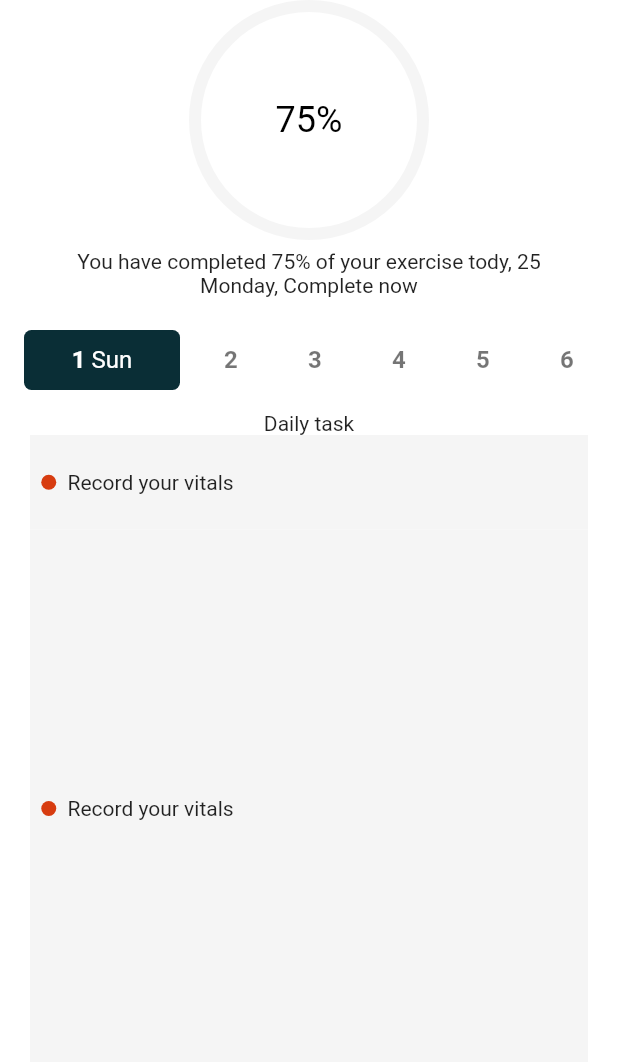
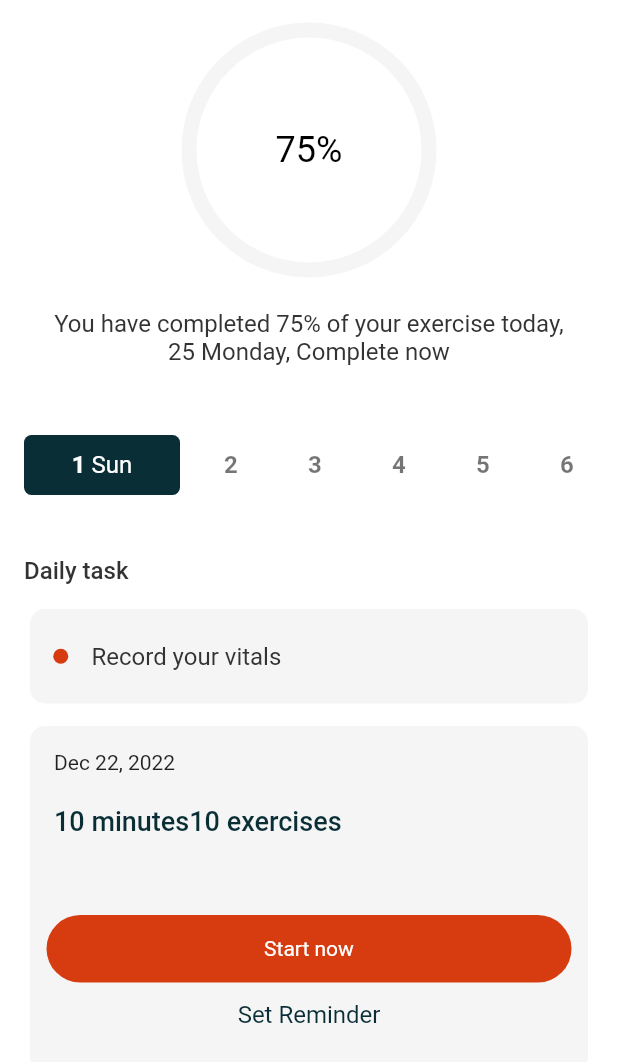
Before and after one commit to oluwajueda/getfitt, a Flutter app: the Home screen opened directly, on a phone screen of 412 x 824 dp. Shown: the top 1062 px of the screen. Run offline on Flutter 3.47's test engine with Material 2 defaults, Android fonts, the phone set to English and light mode, and no system bars; drawn by our look-alikes of percent_indicator; our stand-ins replace cloud_firestore, firebase_auth, firebase_core, flutter_bloc; accounts and stored records are empty.

Commit message:
create and continue homescreen

```diff
--- a/lib/main.dart
+++ b/lib/main.dart
@@ -14,6 +14,7 @@ import 'package:getfitts/screens/SignUp.dart';
 import 'package:getfitts/screens/VerifyEmail.dart';
 import 'package:getfitts/screens/VerifyPhone.dart';
 import 'package:firebase_core/firebase_core.dart';
+import 'package:getfitts/screens/Vitals.dart';
 import 'package:getfitts/utils/application_state.dart';
 import 'firebase_options.dart';
 import 'package:provider/provider.dart';
@@ -108,7 +109,7 @@ class MyApp extends StatelessWidget {
           ),
           // ignore: prefer_const_literals_to_create_immutables
           body: TabBarView(children: [
-            Home(),
+            Vitals(),
             Home(),
             Home(),
             Home(),
--- a/lib/screens/Home.dart
+++ b/lib/screens/Home.dart
@@ -18,6 +18,10 @@ class _HomeState extends State<Home> {
   DateTime now = DateTime.now();
   late DateTime lastDayOfMonth;
 
+  DateTime today = DateTime.now();
+
+  late var dateNow = DateFormat.yMMMd().format(today);
+
   @override
   void initState() {
     super.initState();
@@ -28,15 +32,20 @@ class _HomeState extends State<Home> {
   Widget build(BuildContext context) {
     return Scaffold(
       backgroundColor: Colors.white,
-      body: Column(
+      body: SingleChildScrollView(
+        scrollDirection: Axis.vertical,
+        child: Column(
           children: [
+            SizedBox(
+              height: 15,
+            ),
             CircularPercentIndicator(
-            radius: 80.0,
+              radius: 85.0,
               circularStrokeCap: CircularStrokeCap.round,
               percent: 0.0 / 100,
               animation: true,
               animateFromLastPercent: true,
-            lineWidth: 8.0,
+              lineWidth: 10.0,
               backgroundColor: Color.fromRGBO(245, 245, 245, 1),
               progressColor: Color.fromRGBO(215, 60, 16, 1),
               center: Text(
@@ -44,15 +53,20 @@ class _HomeState extends State<Home> {
                 style: TextStyle(color: Colors.black, fontSize: 24),
               ),
             ),
+            SizedBox(
+              height: 15,
+            ),
             Padding(
-            padding: const EdgeInsets.fromLTRB(50, 6, 50, 6),
+              padding: const EdgeInsets.fromLTRB(35, 6, 35, 6),
               child: Text(
-              'You have completed 75% of your exercise tody, 25 Monday, Complete now',
+                'You have completed 75% of your exercise today, 25 Monday, Complete now',
                 textAlign: TextAlign.center,
+                style: TextStyle(
+                    color: Color.fromRGBO(51, 51, 51, 1), fontSize: 16),
               ),
             ),
             SizedBox(
-            height: 16,
+              height: 40,
             ),
             SingleChildScrollView(
               scrollDirection: Axis.horizontal,
@@ -63,8 +77,8 @@ class _HomeState extends State<Home> {
                       lastDayOfMonth.add(Duration(days: index + 1));
                   final dayName = DateFormat('E').format(currentDate);
                   return Padding(
-                  padding:
-                      EdgeInsets.only(left: index == 0 ? 16.0 : 0.0, right: 16),
+                    padding: EdgeInsets.only(
+                        left: index == 0 ? 16.0 : 0.0, right: 16),
                     child: GestureDetector(
                       onTap: () => setState(() {
                         selectedIndex = index;
@@ -127,13 +141,31 @@ class _HomeState extends State<Home> {
               ),
             ),
             SizedBox(
-            height: 14,
+              height: 25,
             ),
-          Text("Daily task"),
+            Align(
+              alignment: Alignment.topLeft,
+              child: Padding(
+                padding: const EdgeInsets.all(16.0),
+                child: Text(
+                  "Daily task",
+                  style: TextStyle(
+                      fontSize: 16,
+                      fontWeight: FontWeight.w500,
+                      color: Color.fromRGBO(51, 51, 51, 1)),
+                  textAlign: TextAlign.left,
+                ),
+              ),
+            ),
             Container(
               height: 63,
               width: 372,
-            decoration: BoxDecoration(color: Color.fromRGBO(245, 245, 245, 1)),
+              decoration: BoxDecoration(
+                color: Color.fromRGBO(245, 245, 245, 1),
+                borderRadius: BorderRadius.circular(10),
+              ),
+              child: Padding(
+                padding: const EdgeInsets.all(8.0),
                 child: Row(
                   children: [
                     Container(
@@ -144,30 +176,91 @@ class _HomeState extends State<Home> {
                         color: Color.fromRGBO(215, 60, 16, 1),
                       ),
                     ),
-                Text('Record your vitals')
+                    Padding(
+                      padding: const EdgeInsets.all(8.0),
+                      child: Text(
+                        'Record your vitals',
+                        style: TextStyle(
+                            fontSize: 16, color: Color.fromRGBO(51, 51, 51, 1)),
+                      ),
+                    )
                   ],
                 ),
               ),
+            ),
+            SizedBox(
+              height: 15,
+            ),
             Container(
-            height: 372,
+              height: 230,
               width: 372,
-            decoration: BoxDecoration(color: Color.fromRGBO(245, 245, 245, 1)),
+              decoration: BoxDecoration(
+                color: Color.fromRGBO(245, 245, 245, 1),
+                borderRadius: BorderRadius.circular(10),
+              ),
+              child: Column(
+                crossAxisAlignment: CrossAxisAlignment.start,
+                children: [
+                  Padding(
+                    padding: const EdgeInsets.all(16.0),
+                    child: Text(dateNow),
+                  ),
+                  Padding(
+                    padding: const EdgeInsets.fromLTRB(16, 5, 16, 32),
                     child: Row(
                       children: [
-                Container(
-                  width: 25,
-                  height: 10,
-                  decoration: BoxDecoration(
-                    shape: BoxShape.circle,
-                    color: Color.fromRGBO(215, 60, 16, 1),
+                        Text(
+                          "10 minutes",
+                          style: TextStyle(
+                              fontWeight: FontWeight.w500,
+                              fontSize: 18,
+                              color: Color.fromRGBO(10, 46, 54, 1)),
+                        ),
+                        Text(
+                          "10 exercises",
+                          style: TextStyle(
+                              fontWeight: FontWeight.w500,
+                              fontSize: 18,
+                              color: Color.fromRGBO(10, 46, 54, 1)),
+                        )
+                      ],
                     ),
                   ),
-                Text('Record your vitals')
+                  SizedBox(
+                    height: 20,
+                  ),
+                  Center(
+                    child: SizedBox(
+                      width: 350,
+                      height: 45,
+                      child: Container(
+                        alignment: Alignment.center,
+                        decoration: BoxDecoration(
+                            borderRadius: BorderRadius.circular(100),
+                            color: Color.fromRGBO(215, 60, 16, 1)),
+                        child: Text(
+                          "Start now",
+                          style: TextStyle(color: Colors.white),
+                        ),
+                      ),
+                    ),
+                  ),
+                  SizedBox(
+                    height: 12,
+                  ),
+                  Center(
+                    child: Text(
+                      "Set Reminder",
+                      style: TextStyle(
+                          color: Color.fromRGBO(10, 46, 54, 1), fontSize: 16),
+                    ),
+                  ),
                 ],
               ),
             )
           ],
         ),
+      ),
     );
   }
 }
--- /dev/null
+++ b/lib/screens/Vitals.dart
@@ -0,0 +1,49 @@
+import 'package:flutter/material.dart';
+import 'package:flutter/src/widgets/container.dart';
+import 'package:flutter/src/widgets/framework.dart';
+
+class Vitals extends StatelessWidget {
+  const Vitals({super.key});
+
+  @override
+  Widget build(BuildContext context) {
+    return Scaffold(
+        backgroundColor: Colors.white,
+        appBar: AppBar(
+            backgroundColor: Colors.transparent,
+            elevation: 0,
+            leading: BackButton(
+              color: Colors.black,
+              onPressed: () => {},
+            ),
+            actions: [
+              IconButton(
+                  onPressed: () => {},
+                  icon: Icon(
+                    Icons.add,
+                    color: Colors.black,
+                  ))
+            ]),
+        body: Padding(
+          padding: const EdgeInsets.fromLTRB(16, 0, 16, 0),
+          child: Column(
+            children: [
+              Align(
+                alignment: Alignment.topLeft,
+                child: Text("Record your vitals",
+                    style:
+                        TextStyle(fontSize: 32, fontWeight: FontWeight.w600)),
+              ),
+              SizedBox(
+                height: 14,
+              ),
+              Text(
+                "We are collecting your vitals to make better decision for you. Note that this is optional and information shared here is completely private",
+                style: TextStyle(
+                    fontSize: 14, color: Color.fromRGBO(85, 85, 85, 1)),
+              ),
+            ],
+          ),
+        ));
+  }
+}
```
Lines whose indentation alone changed are shown as unchanged.
